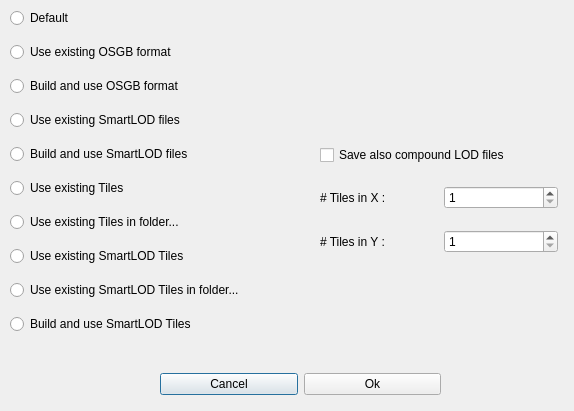
Before: the Qt Designer form Src/3DMetrics/model_loadingmode_dialog.ui in IfremerUnderwater/3DMetrics, drawn with Qt 5.
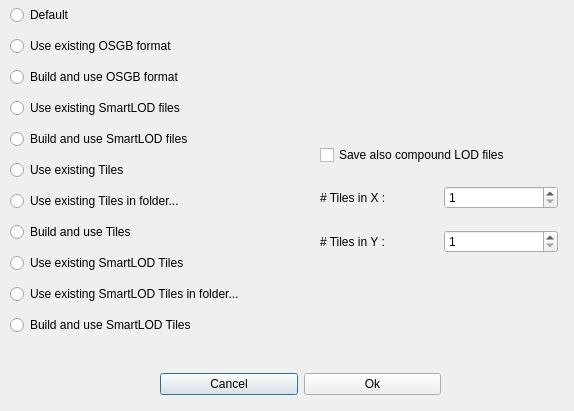
After: the same form once the commit is applied.

Commit message: Tile build from obj model

Patch:
```diff
--- a/Src/3DMetrics/model_loadingmode_dialog.ui
+++ b/Src/3DMetrics/model_loadingmode_dialog.ui
@@ -93,6 +93,16 @@
       </property>
      </widget>
     </item>
+    <item>
+     <widget class="QRadioButton" name="buildTilesRadio">
+      <property name="toolTip">
+       <string>Build and use Tiles - without LOD computing</string>
+      </property>
+      <property name="text">
+       <string>Build and use Tiles</string>
+      </property>
+     </widget>
+    </item>
     <item>
      <widget class="QRadioButton" name="useSmartLODTilesRadio">
       <property name="toolTip">
```
The commit also changes 11 other files.
